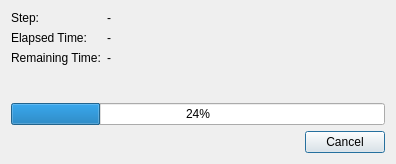
First picture: the form in wpmcpp/progressdialog.ui, repository npackd/npackd, before the edit.
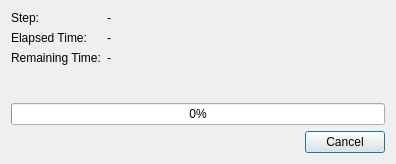
Second picture: the form after the edit.

Commit message: set start progress to 0

```diff
--- a/wpmcpp/progressdialog.ui
+++ b/wpmcpp/progressdialog.ui
@@ -75,7 +75,7 @@
    <item>
     <widget class="QProgressBar" name="progressBar">
      <property name="value">
-      <number>24</number>
+      <number>0</number>
      </property>
     </widget>
    </item>
```
The commit also changes 1 other file.
